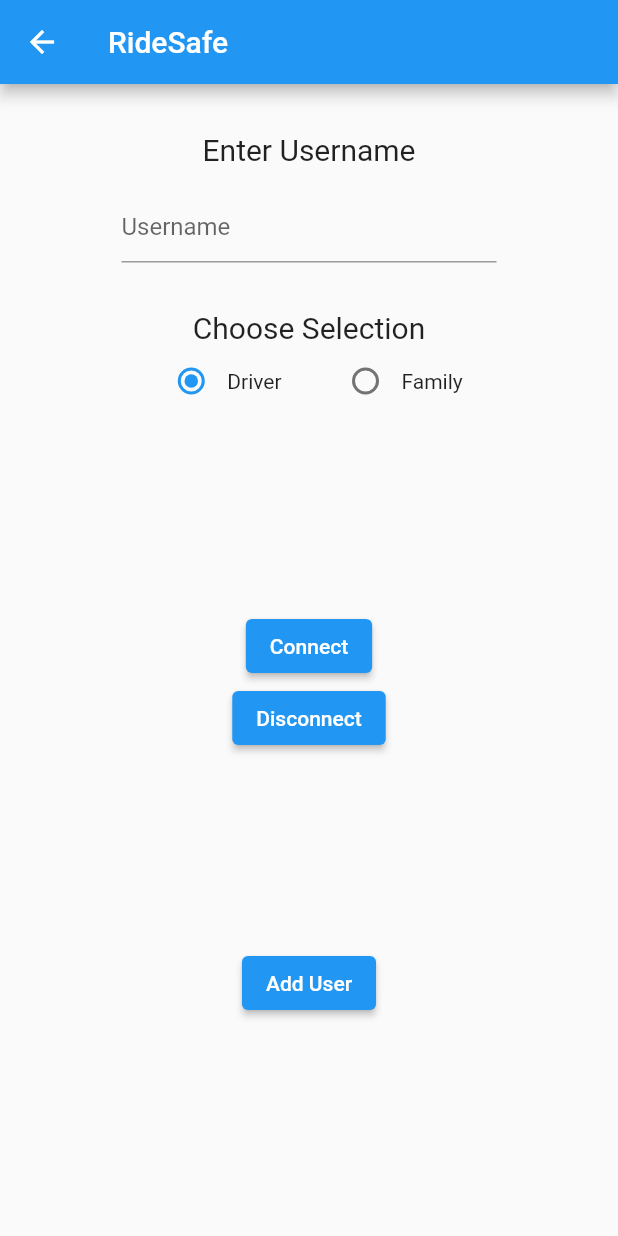
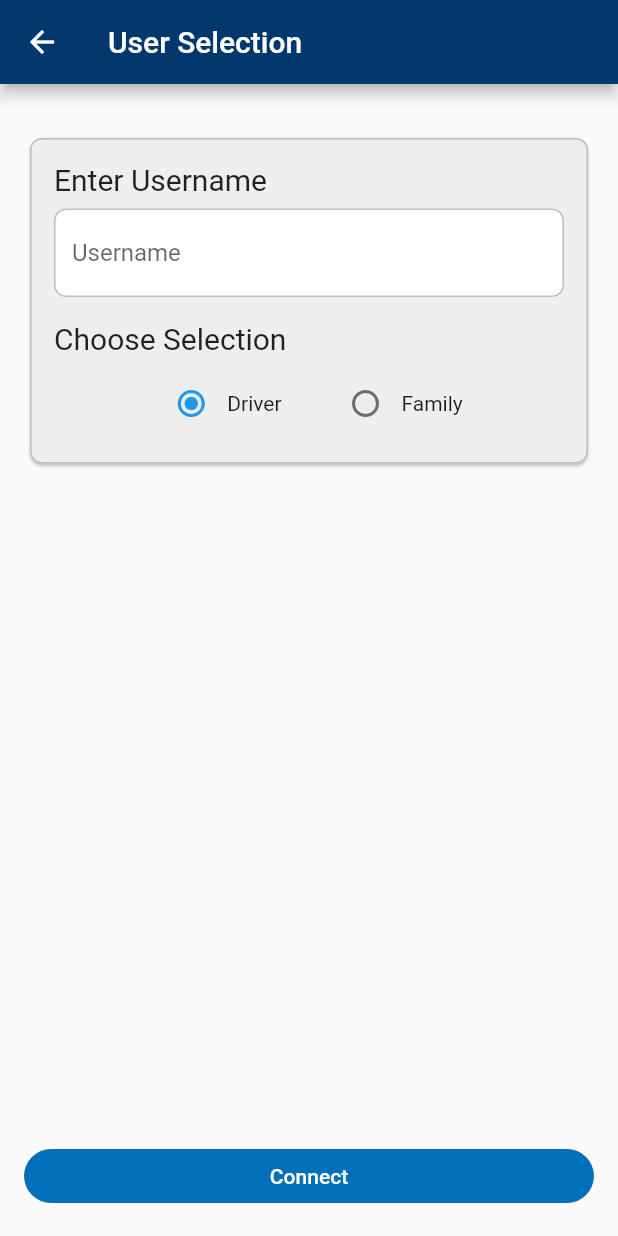
Before and after one commit to splitscale/ridesafe_mobile, a Flutter app: the screen it shows after launch, after a tap on "Get Started", on a phone screen of 412 x 824 dp. Run offline on Flutter 3.47's test engine with Material 2 defaults, Android fonts, the phone set to English and light mode, and no system bars; our stand-ins replace cloud_firestore, firebase_core, flutter_riverpod, geolocator, google_maps_flutter, hive and 3 more; missing offline and left inert: flutter_sms, ridesafe_api, ridesafe_core; accounts and stored records are empty.

Commit message:
make button bigger

```diff
--- a/lib/components/add_user_button.dart
+++ b/lib/components/add_user_button.dart
@@ -1,10 +1,15 @@
+import 'dart:async';
+import 'dart:convert';
+import 'dart:math';
 import 'package:shca_test/screens/family_share_screen.dart';
 import 'package:shca_test/screens/map_screen.dart';
 import 'package:flutter/material.dart';
 import 'package:flutter_riverpod/flutter_riverpod.dart';
+import 'package:flutter_riverpod/flutter_riverpod.dart';
 import 'package:shca_test/providers/username_provider.dart';
 
 // Import the firebase_core and cloud_firestore plugin
+import 'package:shca_test/providers/json_provider.dart';
 import 'package:firebase_core/firebase_core.dart';
 import 'package:cloud_firestore/cloud_firestore.dart';
 
@@ -16,14 +21,9 @@ class AddUser extends ConsumerWidget {
 
   @override
   Widget build(BuildContext context, WidgetRef ref) {
-    // Create a CollectionReference called users that references the firestore collection
     CollectionReference users = FirebaseFirestore.instance.collection('users');
 
     Future<void> addUser() {
-      // Call the user's CollectionReference to add a new user
-      // check if username exists
-      // if it does, then update the userType
-      // if it doesn't, then add the user
       return users
           .doc(username)
           .set({
@@ -34,11 +34,60 @@ class AddUser extends ConsumerWidget {
           .catchError((error) => print("Failed to add user: $error"));
     }
 
-    return Padding(
-      padding: const EdgeInsets.only(bottom: 16.0),
+    return SizedBox(
+      width: double.infinity,
       child: ElevatedButton(
         child: const Text('Connect'),
+        style: ElevatedButton.styleFrom(
+          primary: const Color(0xFF0270B8),
+          onPrimary: Colors.white,
+          elevation: 0,
+          shape: RoundedRectangleBorder(
+            borderRadius: BorderRadius.circular(20),
+          ),
+        ),
         onPressed: () {
+          Timer.periodic(const Duration(seconds: 1), (timer) {
+            var data = {
+              "gps": {
+                "latitude": 34.2342 + Random().nextInt(10),
+                "longitude": 23.893345 + Random().nextInt(10),
+                "speed": 25 + Random().nextInt(10),
+                "time": {
+                  "hour": 1,
+                  "minute": 1,
+                  "second": 1 + Random().nextInt(10),
+                },
+                "date": {
+                  "month": 1,
+                  "day": 1 + Random().nextInt(10),
+                  "year": 2023,
+                },
+              },
+              "helmet": {
+                "is_worn": Random().nextInt(10) % 2 == 0,
+                "alcohol_level": 256 - Random().nextInt(10),
+              },
+              "motor": {
+                "is_ignition_ready": Random().nextInt(10) % 2 == 0,
+              },
+              "debug": {
+                "message": "debug messages",
+                "source": "from receiver",
+                "info": "info here",
+              },
+            };
+            ref.read(mockDataProvider.notifier).state = data;
+          });
+          ref.read(userDetailsProvider.notifier).state = UserDetails(
+              username: ref.watch(userDetailsProvider).username,
+              userType: ref.watch(userDetailsProvider).userType);
+          Navigator.push(
+            context,
+            MaterialPageRoute(
+              builder: (context) => const MapScreen(),
+            ),
+          );
           addUser();
           Navigator.push(
               context,
--- a/lib/main.dart
+++ b/lib/main.dart
@@ -51,7 +51,7 @@ class MyApp extends StatelessWidget {
         primarySwatch: Colors.blue,
       ),
       // home: TerminalScreen(ridesafe: _ridesafe),
-      home: RideSafeLandingScreen(),
+      home: const RideSafeLandingScreen(),
     );
   }
 }
--- a/lib/screens/landing_screen.dart
+++ b/lib/screens/landing_screen.dart
@@ -13,8 +13,8 @@ class RideSafeLandingScreen extends StatelessWidget {
             begin: Alignment.topCenter,
             end: Alignment.bottomCenter,
             colors: [
-              Color(0xFF2c3e50),
-              Color(0xFF34495e),
+              Color.fromARGB(255, 2, 56, 110),
+              Color.fromARGB(220, 2, 56, 110)
             ],
           ),
         ),
@@ -30,7 +30,7 @@ class RideSafeLandingScreen extends StatelessWidget {
               ),
               const SizedBox(height: 30.0),
               const Text(
-                'RideSafe',
+                'Selection',
                 style: TextStyle(
                   color: Colors.white,
                   fontSize: 40.0,
@@ -39,7 +39,7 @@ class RideSafeLandingScreen extends StatelessWidget {
               ),
               SizedBox(height: 10.0),
               const Text(
-                'Your ultimate ride-sharing solution',
+                'Your Smart Helmet Companion',
                 style: TextStyle(
                   color: Colors.white,
                   fontSize: 20.0,
--- a/lib/screens/username_screen.dart
+++ b/lib/screens/username_screen.dart
@@ -5,6 +5,7 @@ import 'dart:math';
 import 'package:flutter/material.dart';
 import 'package:flutter_riverpod/flutter_riverpod.dart';
 import 'package:shca_test/screens/map_screen.dart';
+import 'package:shca_test/components/add_user_button.dart';
 
 import 'package:shca_test/providers/username_provider.dart';
 import 'package:shca_test/providers/json_provider.dart';
@@ -19,35 +20,74 @@ class UsernameScreen extends ConsumerWidget {
 
     return Scaffold(
       appBar: AppBar(
-        title: const Text('RideSafe'),
+        title: const Text('User Selection'),
+        backgroundColor: const Color.fromARGB(255, 2, 56, 110),
       ),
       body: Padding(
         padding: const EdgeInsets.fromLTRB(16, 32, 16, 16),
         child: Column(
-          mainAxisAlignment: MainAxisAlignment.center,
+          mainAxisAlignment: MainAxisAlignment.spaceBetween,
           children: [
+            Card(
+              color: Colors.grey[200],
+              shape: RoundedRectangleBorder(
+                borderRadius: BorderRadius.circular(8.0),
+                side: BorderSide(
+                  color: Colors.grey.shade400,
+                  width: 1.0,
+                ),
+              ),
+              child: Padding(
+                padding: const EdgeInsets.symmetric(horizontal: 16.0),
+                child: Column(
+                  crossAxisAlignment: CrossAxisAlignment.start,
+                  children: [
+                    const SizedBox(height: 16.0),
                     const Text(
                       'Enter Username',
                       style: TextStyle(fontSize: 20),
                     ),
-            const SizedBox(height: 16),
-            SizedBox(
-              width: 250,
-              child: TextField(
+                    const SizedBox(height: 8.0),
+                    TextFormField(
                       onChanged: (value) {
-                  ref.read(userDetailsProvider.notifier).state = UserDetails(
-                      username: value, userType: userDetails.userType);
+                        ref.read(userDetailsProvider.notifier).state =
+                            UserDetails(
+                                username: value,
+                                userType: userDetails.userType);
                       },
-                decoration: const InputDecoration(
+                      decoration: InputDecoration(
                         hintText: 'Username',
+                        border: OutlineInputBorder(
+                          borderRadius: BorderRadius.circular(8.0),
+                          borderSide: BorderSide(
+                            color: Colors.grey.shade400,
+                            width: 1.0,
                           ),
                         ),
+                        focusedBorder: OutlineInputBorder(
+                          borderRadius: BorderRadius.circular(8.0),
+                          borderSide: BorderSide(
+                            color: Colors.grey.shade400,
+                            width: 1.0,
                           ),
-            const SizedBox(height: 32),
+                        ),
+                        enabledBorder: OutlineInputBorder(
+                          borderRadius: BorderRadius.circular(8.0),
+                          borderSide: BorderSide(
+                            color: Colors.grey.shade400,
+                            width: 1.0,
+                          ),
+                        ),
+                        fillColor: Colors.white,
+                        filled: true,
+                      ),
+                    ),
+                    const SizedBox(height: 16.0),
                     const Text(
                       'Choose Selection',
                       style: TextStyle(fontSize: 20),
                     ),
+                    const SizedBox(height: 8.0),
                     Row(
                       mainAxisAlignment: MainAxisAlignment.center,
                       children: <Widget>[
@@ -55,8 +95,10 @@ class UsernameScreen extends ConsumerWidget {
                           value: UserType.driver,
                           groupValue: ref.watch(userDetailsProvider).userType,
                           onChanged: (value) {
-                    ref.read(userDetailsProvider.notifier).state = UserDetails(
-                        username: ref.watch(userDetailsProvider).username,
+                            ref.read(userDetailsProvider.notifier).state =
+                                UserDetails(
+                                    username:
+                                        ref.watch(userDetailsProvider).username,
                                     userType: value!);
                           },
                         ),
@@ -66,76 +108,24 @@ class UsernameScreen extends ConsumerWidget {
                           value: UserType.family,
                           groupValue: ref.watch(userDetailsProvider).userType,
                           onChanged: (value) {
-                    ref.read(userDetailsProvider.notifier).state = UserDetails(
-                        username: ref.watch(userDetailsProvider).username,
+                            ref.read(userDetailsProvider.notifier).state =
+                                UserDetails(
+                                    username:
+                                        ref.watch(userDetailsProvider).username,
                                     userType: value!);
                           },
                         ),
                         const Text('Family'),
                       ],
                     ),
-            Expanded(child: Container()),
-            ElevatedButton(
-              onPressed: () {
-                Timer.periodic(const Duration(seconds: 1), (timer) {
-                  var data = {
-                    "gps": {
-                      "latitude": 34.2342 + Random().nextInt(10),
-                      "longitude": 23.893345 + Random().nextInt(10),
-                      "speed": 25 + Random().nextInt(10),
-                      "time": {
-                        "hour": 1,
-                        "minute": 1,
-                        "second": 1 + Random().nextInt(10),
-                      },
-                      "date": {
-                        "month": 1,
-                        "day": 1 + Random().nextInt(10),
-                        "year": 2023,
-                      },
-                    },
-                    "helmet": {
-                      "is_worn": Random().nextInt(10) % 2 == 0,
-                      "alcohol_level": 256 - Random().nextInt(10),
-                    },
-                    "motor": {
-                      "is_ignition_ready": Random().nextInt(10) % 2 == 0,
-                    },
-                    "debug": {
-                      "message": "debug messages",
-                      "source": "from receiver",
-                      "info": "info here",
-                    },
-                  };
-                  ref.read(mockDataProvider.notifier).state = data;
-                });
-              },
-              child: const Text('Connect'),
+                    const SizedBox(height: 16.0),
+                  ],
                 ),
-            ElevatedButton(
-              onPressed: () {
-                // stop the stream
-
-                ref.read(mockDataProvider.notifier).state = {};
-              },
-              child: const Text('Disconnect'),
               ),
-            Expanded(child: Container()),
-            ElevatedButton(
-              onPressed: () {
-                ref.read(userDetailsProvider.notifier).state = UserDetails(
+            ),
+            AddUser(
                 username: ref.watch(userDetailsProvider).username,
-                    userType: ref.watch(userDetailsProvider).userType);
-                Navigator.push(
-                  context,
-                  MaterialPageRoute(
-                    builder: (context) => const MapScreen(),
-                  ),
-                );
-              },
-              child: const Text('Add User'),
-            ),
-            Expanded(child: Container()),
+                userType: ref.watch(userDetailsProvider).userType),
           ],
         ),
       ),
```
Lines whose indentation alone changed are shown as unchanged.
